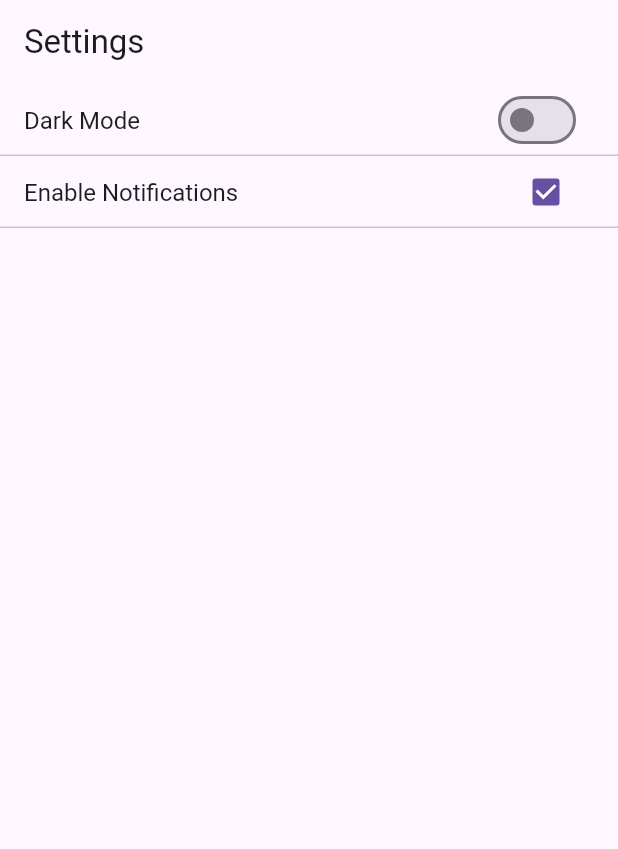
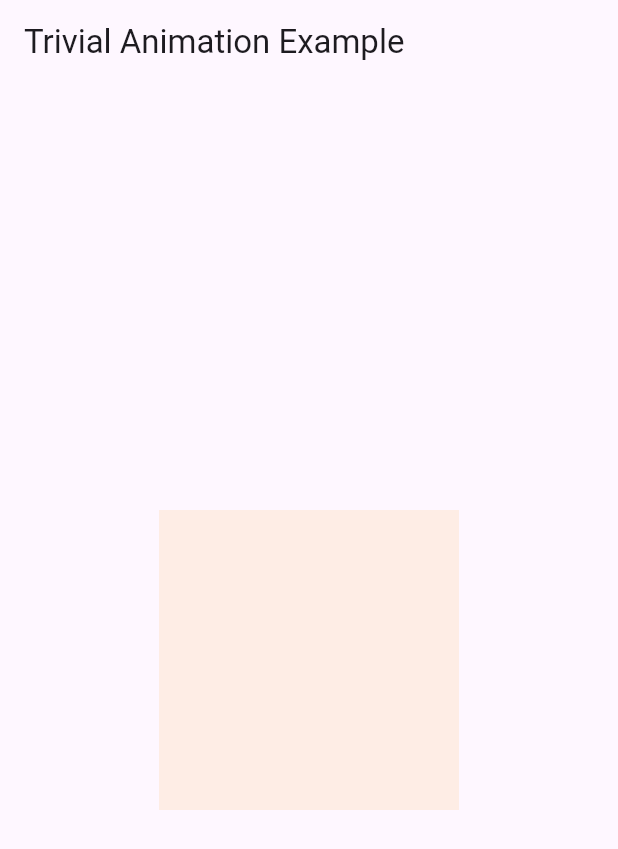
Before and after one commit to lightrao/lt25_fapp_one, a Flutter app: the screen it shows after launch, on a phone screen of 412 x 824 dp. Shown: the top 849 px of the screen. Run offline on Flutter 3.47's test engine with Material 3 defaults, Android fonts, the light colour scheme and no system bars; drawn by our look-alikes of flutter_settings_screens.

Commit message:
SingleTickerProviderStateMixin

```diff
--- a/lib/main.dart
+++ b/lib/main.dart
@@ -1,13 +1,6 @@
 import 'package:flutter/material.dart';
-import 'package:flutter_settings_screens/flutter_settings_screens.dart';
-import 'screens/settings_screen.dart';
 
-void main() async {
-  // Ensure binding and initialize settings before runApp
-  WidgetsFlutterBinding.ensureInitialized();
-  await Settings.init(cacheProvider: SharePreferenceCache());
-  runApp(const MyApp());
-}
+void main() => runApp(MyApp());
 
 class MyApp extends StatelessWidget {
   const MyApp({super.key});
@@ -15,9 +8,64 @@ class MyApp extends StatelessWidget {
   @override
   Widget build(BuildContext context) {
     return MaterialApp(
-      title: 'Flutter Settings Demo',
-      theme: ThemeData(primarySwatch: Colors.blue),
-      home: const SettingsScreenPage(),
+      home: TrivialAnimationExample(),
     );
   }
 }
+
+class TrivialAnimationExample extends StatefulWidget {
+  const TrivialAnimationExample({super.key});
+
+  @override
+  _TrivialAnimationExampleState createState() =>
+      _TrivialAnimationExampleState();
+}
+
+class _TrivialAnimationExampleState extends State<TrivialAnimationExample>
+    with SingleTickerProviderStateMixin {
+  late AnimationController _controller;
+  late Animation<double> _animation;
+
+  @override
+  void initState() {
+    super.initState();
+    // Create an AnimationController with a duration of 2 seconds.
+    _controller =
+        AnimationController(vsync: this, duration: Duration(seconds: 2));
+    // Define a Tween animation that goes from 0 (fully transparent) to 1 (fully opaque).
+    _animation = Tween<double>(begin: 0.0, end: 1.0).animate(_controller);
+
+    // Start the animation to repeatedly animate back and forth.
+    _controller.repeat(reverse: true);
+  }
+
+  @override
+  void dispose() {
+    // Dispose of the controller to release resources.
+    _controller.dispose();
+    super.dispose();
+  }
+
+  @override
+  Widget build(BuildContext context) {
+    return Scaffold(
+      appBar: AppBar(title: Text("Trivial Animation Example")),
+      body: Center(
+        child: AnimatedBuilder(
+          animation: _animation,
+          builder: (context, child) {
+            // Apply the animation value to the opacity of a blue container.
+            return Opacity(
+              opacity: _animation.value,
+              child: Container(
+                width: 200,
+                height: 200,
+                color: Colors.orange,
+              ),
+            );
+          },
+        ),
+      ),
+    );
+  }
+}
--- a/lib/screens/settings_screen.dart
+++ /dev/null
@@ -1,34 +0,0 @@
-import 'package:flutter/material.dart';
-import 'package:flutter_settings_screens/flutter_settings_screens.dart';
-import '../utils/settings_keys.dart';
-
-class SettingsScreenPage extends StatelessWidget {
-  const SettingsScreenPage({super.key});
-
-  @override
-  Widget build(BuildContext context) {
-    return SettingsScreen(
-      title: 'Settings',
-      children: <Widget>[
-        SwitchSettingsTile(
-          settingKey: SettingsKeys.darkMode,
-          title: 'Dark Mode',
-          defaultValue: false,
-          onChange: (bool value) {
-            // Here you can trigger theme change or perform any logic
-            debugPrint('Dark Mode changed: $value');
-          },
-        ),
-        // You can add more settings tiles here, for example a checkbox:
-        CheckboxSettingsTile(
-          settingKey: 'enable_notifications',
-          title: 'Enable Notifications',
-          defaultValue: true,
-          onChange: (bool value) {
-            debugPrint('Notifications enabled: $value');
-          },
-        ),
-      ],
-    );
-  }
-}
--- a/lib/utils/settings_keys.dart
+++ /dev/null
@@ -1,3 +0,0 @@
-class SettingsKeys {
-  static const String darkMode = 'dark_mode';
-}
```
